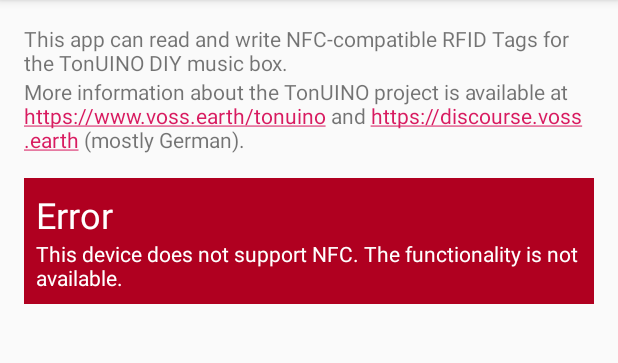
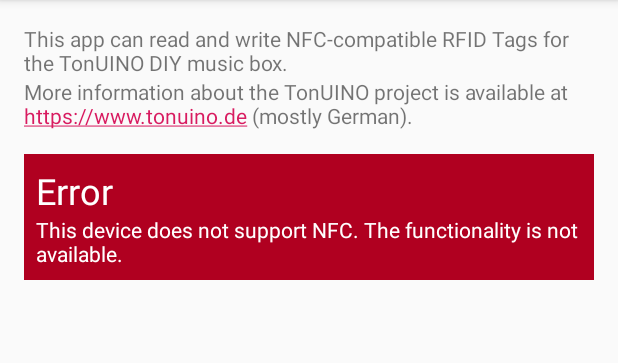
Before and after one commit to marc136/tonuino-nfc-tools, an Android app: the screen it shows after launch (MainActivity), on a phone screen of 412 x 824 dp, the part 84-447 px from its top. Run offline under Robolectric (Android 15) with nearby library versions, the light colour scheme and no system bars.

Commit message:
Change main activity texts

```diff
--- a/app/src/main/java/de/mw136/tonuino/ui/MainActivity.kt
+++ b/app/src/main/java/de/mw136/tonuino/ui/MainActivity.kt
@@ -6,11 +6,12 @@
 import android.util.Log
 import android.view.View
 import android.widget.TextView
-import de.mw136.tonuino.*
+import de.mw136.tonuino.BuildConfig
+import de.mw136.tonuino.R
+import de.mw136.tonuino.byteArrayToHex
 import de.mw136.tonuino.nfc.NfcIntentActivity
 import de.mw136.tonuino.nfc.TagData
 import de.mw136.tonuino.nfc.readFromTag
-import de.mw136.tonuino.BuildConfig
 
 @ExperimentalUnsignedTypes
 class MainActivity : NfcIntentActivity() {
@@ -25,8 +26,9 @@
         super.onResume()
 
         val version = BuildConfig.VERSION_NAME + "#" + BuildConfig.VERSION_CODE
-        Log.i(TAG,"Version ${BuildConfig.VERSION_NAME} build #${BuildConfig.VERSION_CODE}")
-        supportActionBar?.title = "${getString(R.string.app_name)} ${getString(R.string.app_version, version)}"
+        Log.i(TAG, "Version ${BuildConfig.VERSION_NAME} build #${BuildConfig.VERSION_CODE}")
+        supportActionBar?.title =
+            "${getString(R.string.app_name)} ${getString(R.string.app_version, version)}"
 
         val errorContainer = findViewById<View>(R.id.error_container)
         val errorView = findViewById<TextView>(R.id.error_text)
@@ -56,8 +58,11 @@
     }
 
     fun showWriteActivity(view: View) {
+        startActivity(Intent(view.context, EditActivity::class.java))
+    }
+
+    fun showBulkWriteActivity(view: View) {
         startActivity(Intent(view.context, BulkWriteActivity::class.java))
-//        startActivity(Intent(view.context, EditActivity::class.java))
     }
 
     @Suppress("UNUSED_PARAMETER")
@@ -78,4 +83,5 @@
             showReadErrorModalDialog(tag)
         }
     }
+
 }
--- a/app/src/main/res/layout/activity_main.xml
+++ b/app/src/main/res/layout/activity_main.xml
@@ -99,25 +99,10 @@
                     android:onClick="showWriteActivity"
                     android:text="@string/main_write_tag_button" />
 
-            <Space
-                    android:layout_width="match_parent"
-                    android:layout_height="@dimen/margin_default" />
-
-            <TextView
-                    android:layout_width="wrap_content"
-                    android:layout_height="wrap_content"
-                    android:text="@string/main_write_bulk_headline"
-                    android:textAppearance="@style/TextAppearance.MaterialComponents.Headline4" />
-
-            <TextView
-                    android:layout_width="wrap_content"
-                    android:layout_height="wrap_content"
-                    android:text="@string/main_write_bulk_description" />
-
             <Button
                     android:layout_width="match_parent"
                     android:layout_height="wrap_content"
-                    android:onClick="showWriteActivity"
+                    android:onClick="showBulkWriteActivity"
                     android:text="@string/main_write_bulk_button" />
         </LinearLayout>
     </LinearLayout>
--- a/app/src/main/res/values/strings.xml
+++ b/app/src/main/res/values/strings.xml
@@ -6,8 +6,7 @@
     <string name="main_intro_line1">This app can read and write NFC-compatible RFID Tags for the TonUINO DIY music
         box.
     </string>
-    <string name="main_intro_line2">More information about the TonUINO project is available at
-        https://www.voss.earth/tonuino and https://discourse.voss.earth (mostly German).
+    <string name="main_intro_line2">More information about the TonUINO project is available at https://www.tonuino.de (mostly German).
     </string>
     <string name="main_nfcadapter_error">Error</string>
     <string name="main_nfcadapter_is_null">This device does not support NFC. The functionality is not available.
@@ -22,8 +21,6 @@
     <string name="main_write_tag_headline">Write tags</string>
     <string name="main_write_tag_description">Existing data on the tag will be overwritten.</string>
     <string name="main_write_tag_button">Write data on tag</string>
-    <string name="main_write_bulk_headline">Bulk write tags</string>
-    <string name="main_write_bulk_description">You can provide a list of TonUINO tags to write.</string>
     <string name="main_write_bulk_button">Enter bulk write list</string>
 
 
```
Also changed, not shown: 1 other file.
